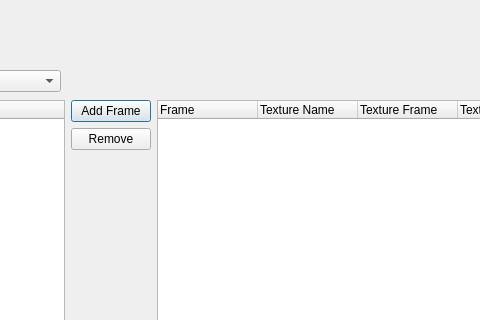
Above: brickleedit/src/gui/animationframeeditor/animationframeeditor.ui from paarm/bricklebrit before the change; both pictures show x 410 to 890 and y 0 to 320 of the 1041 by 697 pixel window. Below: the same form after it.
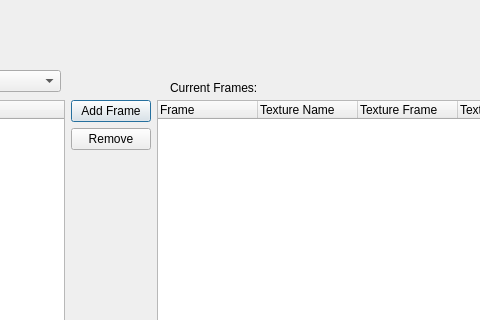
That is the form after the change. Icons and pictures are not drawn.

What changed in the file:
```diff
--- a/brickleedit/src/gui/animationframeeditor/animationframeeditor.ui
+++ b/brickleedit/src/gui/animationframeeditor/animationframeeditor.ui
@@ -262,6 +262,19 @@
     </item>
    </layout>
   </widget>
+  <widget class="QLabel" name="label_2">
+   <property name="geometry">
+    <rect>
+     <x>580</x>
+     <y>80</y>
+     <width>141</width>
+     <height>16</height>
+    </rect>
+   </property>
+   <property name="text">
+    <string>Current Frames:</string>
+   </property>
+  </widget>
  </widget>
  <resources/>
  <connections/>
```
